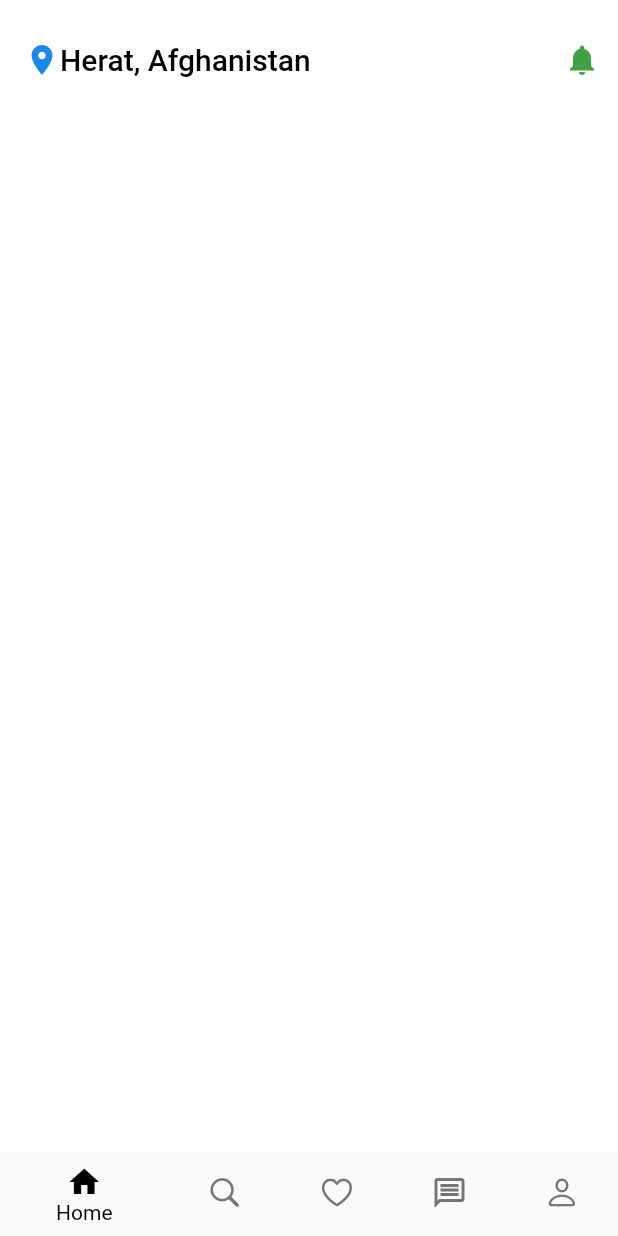
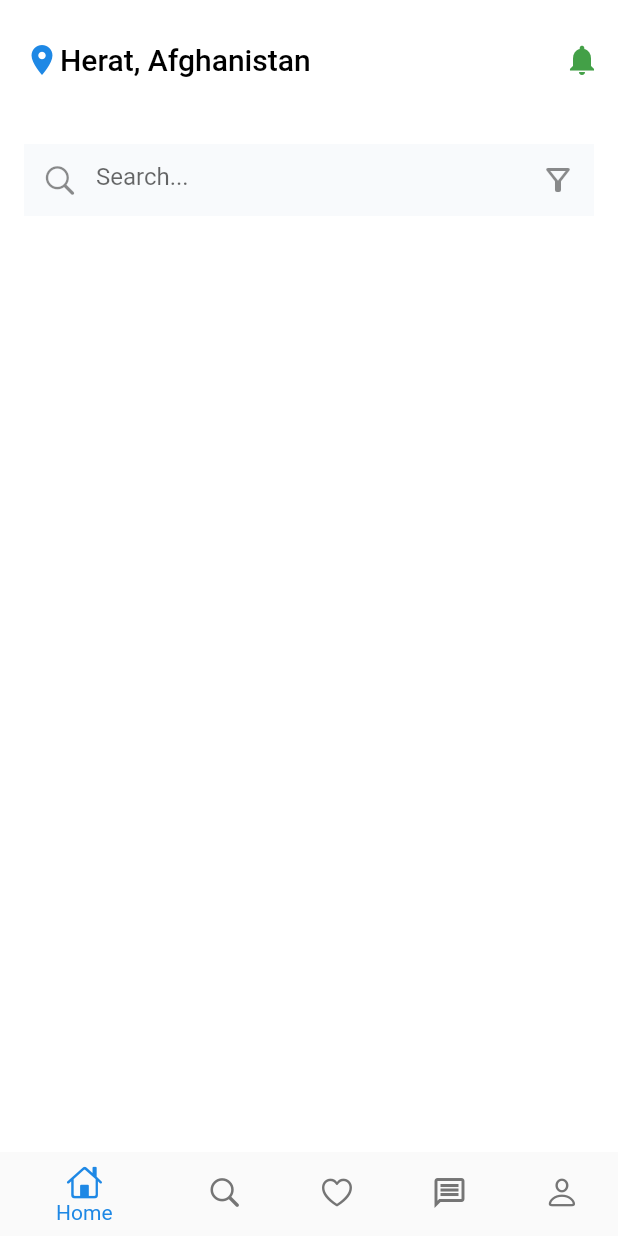
Before and after one commit to AhmadErshad/Home-rental, a Flutter app: the screen it shows after launch, on a phone screen of 412 x 824 dp. Run offline on Flutter 3.47's test engine with Material 2 defaults, Android fonts, the phone set to English and light mode, and no system bars.

Commit message:
create a search widget and use it into home screnn

```diff
--- a/lib/main.dart
+++ b/lib/main.dart
@@ -10,7 +10,7 @@ class MyApp extends StatelessWidget {
 
   @override
   Widget build(BuildContext context) {
-    return MaterialApp(
+    return const MaterialApp(
       home: HomeScreen(),
     );
   }
--- a/lib/screens/home_screen.dart
+++ b/lib/screens/home_screen.dart
@@ -1,5 +1,7 @@
 import 'package:flutter/cupertino.dart';
 import 'package:flutter/material.dart';
+
+import '../widgets/search_field.dart';
 
 class HomeScreen extends StatefulWidget {
   const HomeScreen({super.key});
@@ -21,7 +23,7 @@ class _HomeScreenState extends State<HomeScreen> {
               Icons.location_on,
               color: Colors.blue.shade600,
             ),
-            Text(
+            const Text(
               "Herat, Afghanistan",
               style: TextStyle(
                 color: Colors.black,
@@ -42,17 +44,22 @@ class _HomeScreenState extends State<HomeScreen> {
         child: Padding(
           padding: const EdgeInsets.all(16.0),
           child: Column(
-            children: [],
+            children: [
+              SearchField()
+            ],
           ),
         ),
       ),
+
+      // add bottom navigation bar
       bottomNavigationBar: BottomNavigationBar(
         elevation: 0.0,
         backgroundColor: Colors.white,
-        selectedItemColor: Colors.black,
+        selectedItemColor: Colors.blue.shade600,
         unselectedItemColor: Colors.grey.shade600,
-        items: [
-          BottomNavigationBarItem(icon: Icon(Icons.home), label: "Home"),
+        items: const [
+          BottomNavigationBarItem(
+              icon: Icon(CupertinoIcons.home), label: "Home"),
           BottomNavigationBarItem(
               icon: Icon(CupertinoIcons.search), label: "Search"),
           BottomNavigationBarItem(
--- /dev/null
+++ b/lib/widgets/search_field.dart
@@ -0,0 +1,25 @@
+import 'package:flutter/cupertino.dart';
+import 'package:flutter/material.dart';
+
+class SearchField extends StatefulWidget {
+  const SearchField({super.key});
+
+  @override
+  State<SearchField> createState() => _SearchFieldState();
+}
+
+class _SearchFieldState extends State<SearchField> {
+  @override
+  Widget build(BuildContext context) {
+    return const TextField(
+      decoration: InputDecoration(
+        border: InputBorder.none,
+        filled: true,
+        fillColor: Color(0xFFF8FAFC),
+        hintText: "Search...",
+        prefixIcon: Icon(CupertinoIcons.search),
+        suffixIcon: Icon(Icons.filter_alt_outlined),
+      ),
+    );
+  }
+}
```
Also changed, not shown: lib/models/item_model.dart (+4 -3 lines).
